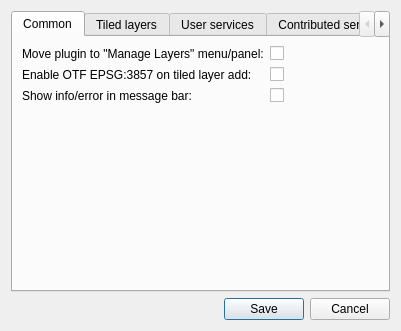
Before: the Qt Designer form src/settings_dialog_base.ui in nextgis/quickmapservices, drawn with Qt 5.
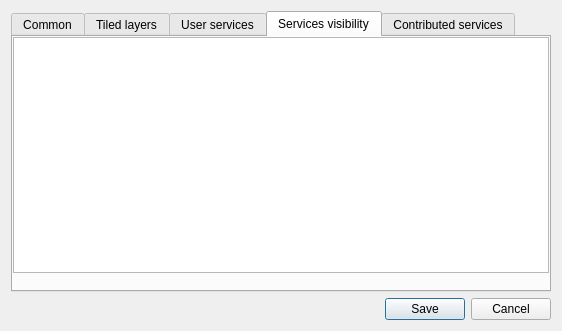
After: the same form once the commit is applied. Custom widgets are drawn as their Qt base class.

Commit message: Add visibility manager tab to settings

The edit to the form file:
```diff
--- a/src/settings_dialog_base.ui
+++ b/src/settings_dialog_base.ui
@@ -6,7 +6,7 @@
    <rect>
     <x>0</x>
     <y>0</y>
-    <width>401</width>
+    <width>562</width>
     <height>331</height>
    </rect>
   </property>
@@ -17,7 +17,7 @@
    <item>
     <widget class="QTabWidget" name="tabUserServices">
      <property name="currentIndex">
-      <number>0</number>
+      <number>3</number>
      </property>
      <widget class="QWidget" name="tabCommon">
       <attribute name="title">
@@ -195,7 +195,51 @@
          <property name="title">
           <string>User services</string>
          </property>
-         <zorder>groupBox</zorder>
+        </widget>
+       </item>
+      </layout>
+     </widget>
+     <widget class="QWidget" name="tabServicesVisibility">
+      <attribute name="title">
+       <string>Services visibility</string>
+      </attribute>
+      <layout class="QVBoxLayout" name="vLayoutTabServicesVisibility">
+       <property name="spacing">
+        <number>0</number>
+       </property>
+       <property name="margin">
+        <number>0</number>
+       </property>
+       <item>
+        <widget class="QTreeView" name="treeViewForDS">
+         <property name="sortingEnabled">
+          <bool>true</bool>
+         </property>
+         <attribute name="headerCascadingSectionResizes">
+          <bool>true</bool>
+         </attribute>
+         <attribute name="headerShowSortIndicator" stdset="0">
+          <bool>true</bool>
+         </attribute>
+         <attribute name="headerStretchLastSection">
+          <bool>false</bool>
+         </attribute>
+        </widget>
+       </item>
+       <item>
+        <widget class="QToolBar" name="toolBarForDSTreeView">
+         <property name="layoutDirection">
+          <enum>Qt::RightToLeft</enum>
+         </property>
+         <property name="iconSize">
+          <size>
+           <width>16</width>
+           <height>16</height>
+          </size>
+         </property>
+         <property name="toolButtonStyle">
+          <enum>Qt::ToolButtonFollowStyle</enum>
+         </property>
         </widget>
        </item>
       </layout>
```
The commit also changes 9 other files.
